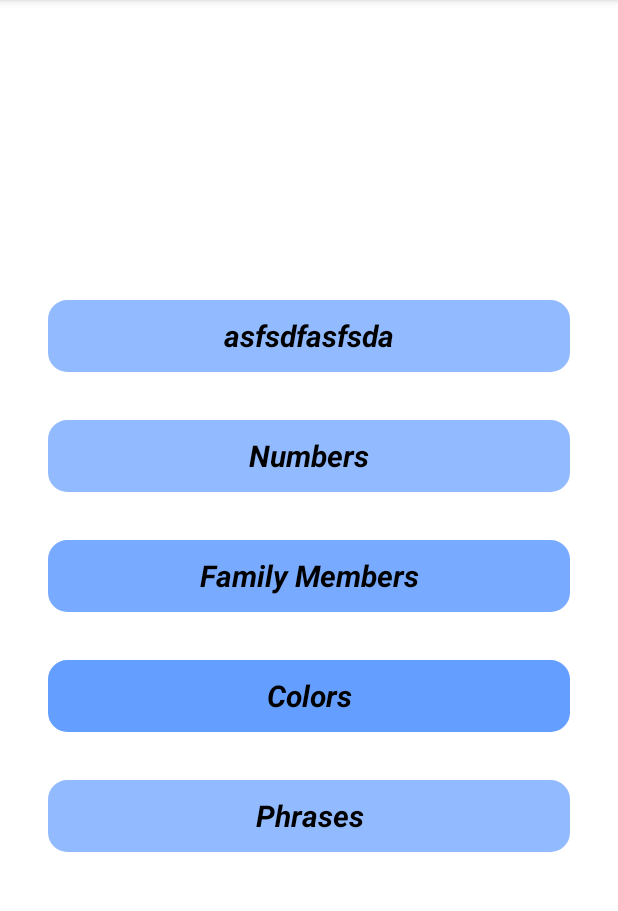
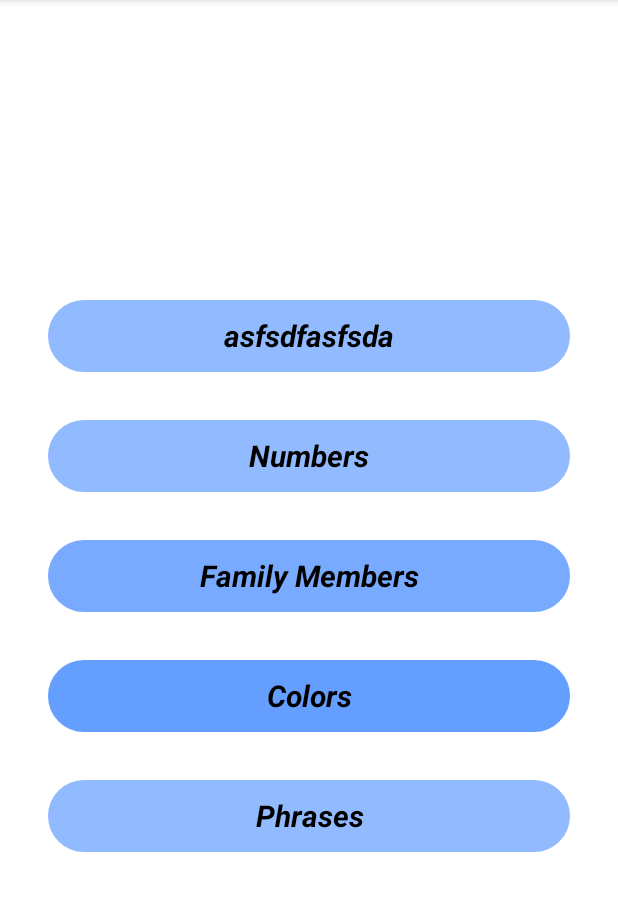
Before and after one commit to Abizer-R/LearnHindi, an Android app: the screen it shows after launch (MainActivity), on a phone screen of 412 x 824 dp, the part 84-995 px from its top. Run offline under Robolectric (Android 15) with nearby library versions, the light colour scheme and no system bars.

Commit message:
Modified the homepage button corners

```diff
--- a/app/src/main/res/drawable/rounded_corner.xml
+++ b/app/src/main/res/drawable/rounded_corner.xml
@@ -1,14 +1,9 @@
 <?xml version="1.0" encoding="utf-8"?>
 <shape xmlns:android="http://schemas.android.com/apk/res/android">
     <stroke
-        android:width="10dp" />
+        android:width="30dp" />
+
     <solid android:color="#ffffff" />
 
-    <padding
-        android:left="1dp"
-        android:right="1dp"
-        android:bottom="1dp"
-        android:top="1dp" />
-
-    <corners android:radius="8dp" />
+    <corners android:radius="10dp" />
 </shape>
```
